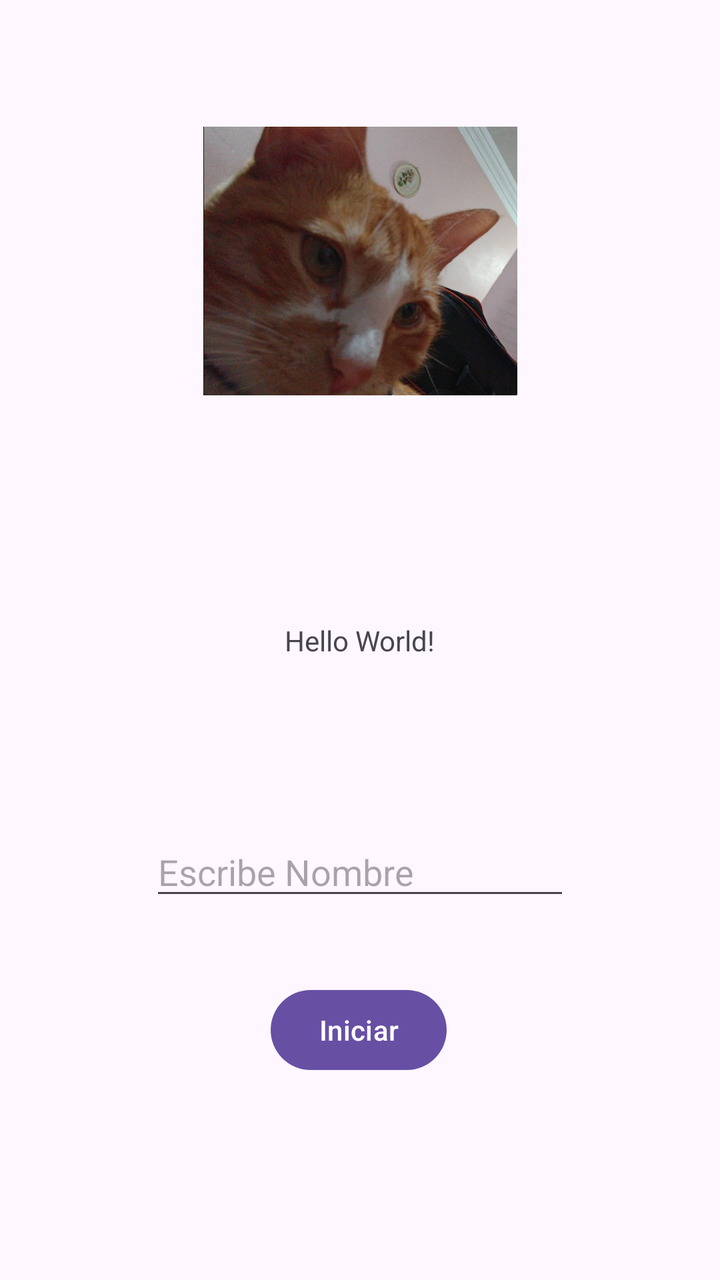
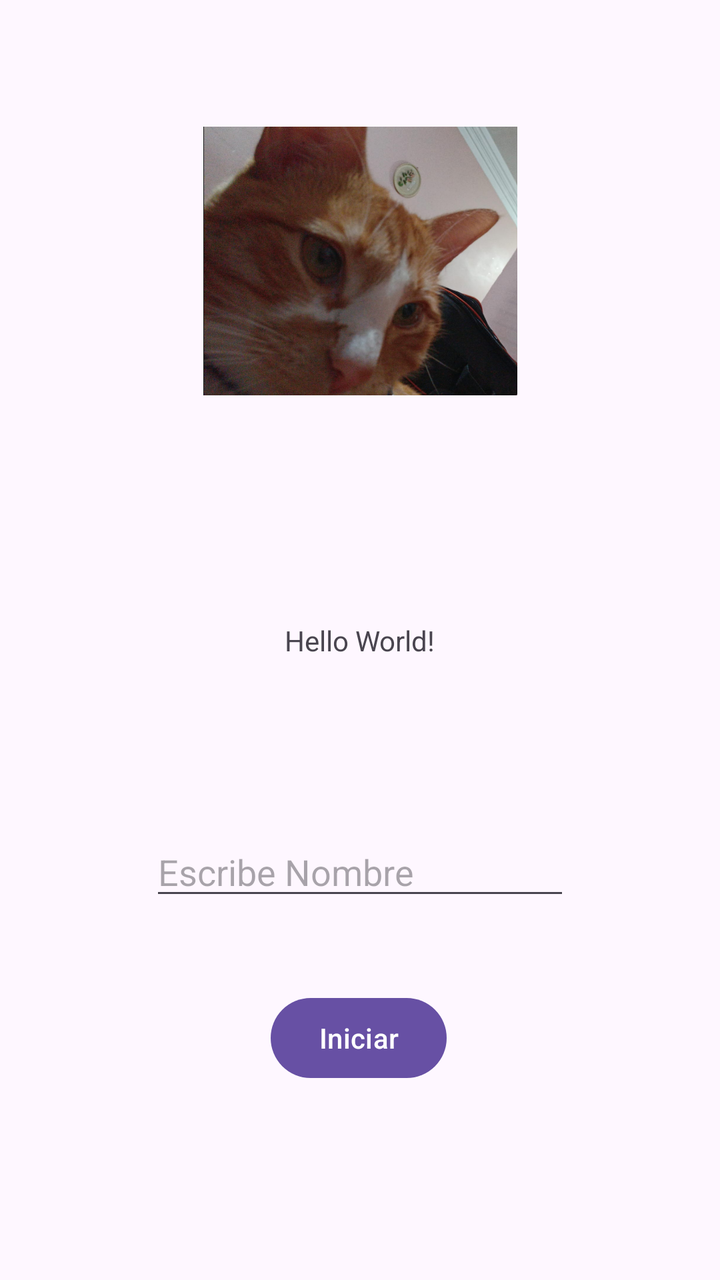

An Android layout rendered at two revisions. The XML below is the earlier revision; the diff shows what the commit changed to produce the second picture.
<!-- AndroidManifest.xml: application theme Theme.Proyecto01 -->
<!-- res/layout/activity_main.xml -->
<?xml version="1.0" encoding="utf-8"?>
<androidx.constraintlayout.widget.ConstraintLayout xmlns:android="http://schemas.android.com/apk/res/android"
    xmlns:app="http://schemas.android.com/apk/res-auto"
    xmlns:tools="http://schemas.android.com/tools"
    android:id="@+id/main"
    android:layout_width="match_parent"
    android:layout_height="match_parent"
    tools:context=".MainActivity">

    <TextView
        android:id="@+id/textView"
        android:layout_width="wrap_content"
        android:layout_height="wrap_content"
        android:text="Hello World!"
        app:layout_constraintBottom_toBottomOf="parent"
        app:layout_constraintEnd_toEndOf="parent"
        app:layout_constraintStart_toStartOf="parent"
        app:layout_constraintTop_toTopOf="parent" />

    <ImageView
        android:id="@+id/imageView"
        android:layout_width="157dp"
        android:layout_height="261dp"
        app:layout_constraintEnd_toEndOf="parent"
        app:layout_constraintStart_toStartOf="parent"
        app:srcCompat="@drawable/toronjomenso"
        tools:layout_editor_absoluteY="77dp" />

    <EditText
        android:id="@+id/editTextText"
        android:layout_width="wrap_content"
        android:layout_height="wrap_content"
        android:layout_marginTop="18dp"
        android:ems="10"
        android:hint="Escribe Nombre"
        android:inputType="text"
        app:layout_constraintEnd_toEndOf="parent"
        app:layout_constraintStart_toStartOf="parent"
        app:layout_constraintTop_toBottomOf="@+id/progressBar" />

    <Button
        android:id="@+id/button"
        android:layout_width="wrap_content"
        android:layout_height="wrap_content"
        android:layout_marginTop="36dp"
        android:text="Iniciar"
        app:layout_constraintEnd_toEndOf="parent"
        app:layout_constraintHorizontal_bias="0.498"
        app:layout_constraintStart_toStartOf="parent"
        app:layout_constraintTop_toBottomOf="@+id/editTextText" />

    <ProgressBar
        android:id="@+id/progressBar"
        style="?android:attr/progressBarStyle"
        android:layout_width="wrap_content"
        android:layout_height="wrap_content"
        android:layout_marginTop="18dp"
        app:layout_constraintEnd_toEndOf="parent"
        app:layout_constraintStart_toStartOf="parent"
        app:layout_constraintTop_toBottomOf="@+id/textView" />

</androidx.constraintlayout.widget.ConstraintLayout>
<!-- resources referenced by this layout -->
<resources>
  <!-- drawable toronjomenso: png bitmap (drawable, 959463 bytes) -->
  <style name="Theme.Proyecto01" parent="Base.Theme.Proyecto01" />
  <style name="Base.Theme.Proyecto01" parent="Theme.Material3.DayNight.NoActionBar">
          
          
      </style>
</resources>

<!-- the commit's change to res/layout/activity_main.xml (unified diff, before → after) -->
@@ -27,7 +27,7 @@
         tools:layout_editor_absoluteY="77dp" />
 
     <EditText
-        android:id="@+id/editTextText"
+        android:id="@+id/etNombre"
         android:layout_width="wrap_content"
         android:layout_height="wrap_content"
         android:layout_marginTop="18dp"
@@ -39,15 +39,15 @@
         app:layout_constraintTop_toBottomOf="@+id/progressBar" />
 
     <Button
-        android:id="@+id/button"
+        android:id="@+id/btnIniciar"
         android:layout_width="wrap_content"
         android:layout_height="wrap_content"
-        android:layout_marginTop="36dp"
+        android:layout_marginTop="40dp"
         android:text="Iniciar"
         app:layout_constraintEnd_toEndOf="parent"
         app:layout_constraintHorizontal_bias="0.498"
         app:layout_constraintStart_toStartOf="parent"
-        app:layout_constraintTop_toBottomOf="@+id/editTextText" />
+        app:layout_constraintTop_toBottomOf="@+id/etNombre" />
 
     <ProgressBar
         android:id="@+id/progressBar"
